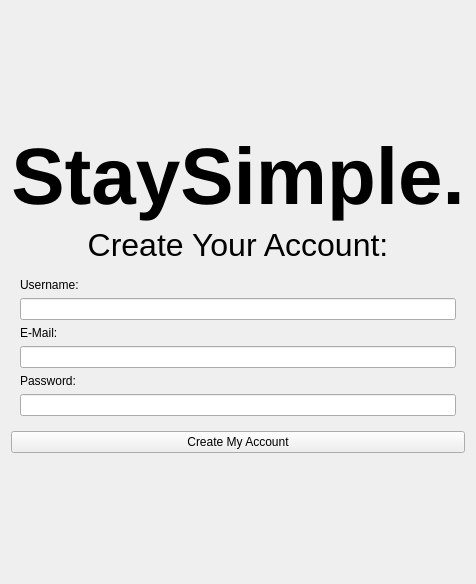
First picture: the form in VideoPlayer/registerpage.ui, repository sc22be/UI_COURSEWORK_FORK, before the edit.
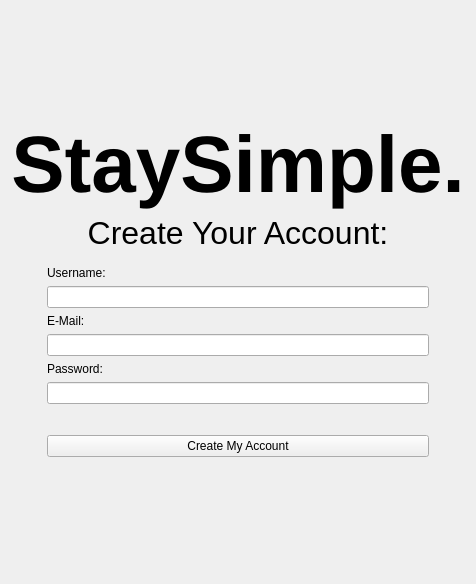
Second picture: the form after the edit.

Commit message:
Login/Register Margin Update
Updated margins in the ui for the login and register page

Patch:
```diff
--- a/VideoPlayer/registerpage.ui
+++ b/VideoPlayer/registerpage.ui
@@ -85,6 +85,12 @@
       </size>
      </property>
      <layout class="QVBoxLayout" name="verticalLayout_2">
+      <property name="leftMargin">
+       <number>36</number>
+      </property>
+      <property name="rightMargin">
+       <number>36</number>
+      </property>
       <item>
        <widget class="QLabel" name="userLabel">
         <property name="text">
@@ -136,8 +142,18 @@
         </property>
        </widget>
       </item>
-     </layout>
-    </widget>
+      <item>
+       <spacer name="verticalSpacer_3">
+        <property name="orientation">
+         <enum>Qt::Vertical</enum>
+        </property>
+        <property name="sizeHint" stdset="0">
+         <size>
+          <width>20</width>
+          <height>25</height>
+         </size>
+        </property>
+       </spacer>
    </item>
    <item>
     <widget class="QPushButton" name="registerButton">
@@ -168,6 +184,9 @@
      <property name="flat">
       <bool>false</bool>
      </property>
+       </widget>
+      </item>
+     </layout>
     </widget>
    </item>
    <item>
```
Lines whose indentation alone changed are shown as unchanged. The commit also changes 3 other files.
